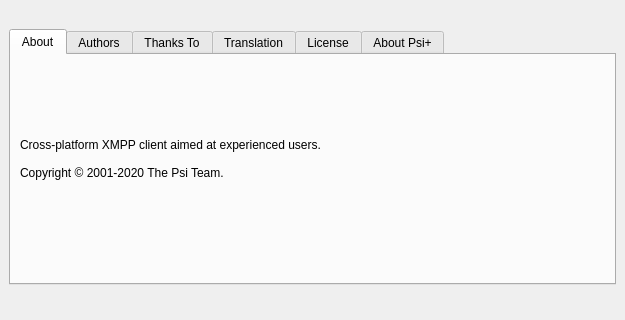
First picture: the form in src/about.ui, repository psi-im/psi, before the edit.
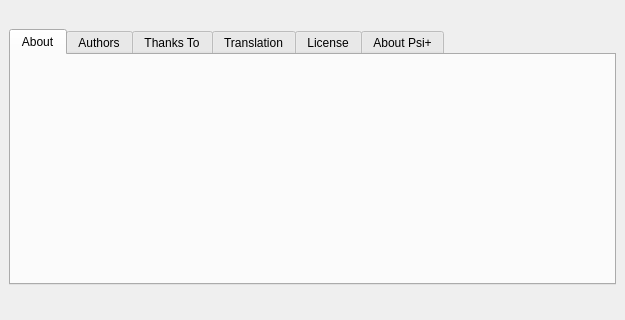
Second picture: the form after the edit. Custom widgets are drawn as their Qt base class.

Diff of the .ui file:
```diff
--- a/src/about.ui
+++ b/src/about.ui
@@ -121,7 +121,7 @@
           </sizepolicy>
          </property>
          <property name="text">
-          <string>&lt;html&gt;&lt;head/&gt;&lt;body&gt;&lt;p&gt;Cross-platform XMPP client aimed at experienced users.&lt;br/&gt;&lt;br/&gt;Copyright © 2001-2020 The Psi Team.&lt;br/&gt;&lt;/p&gt;&lt;/body&gt;&lt;/html&gt;</string>
+          <string>&lt;html&gt;&lt;head/&gt;&lt;body&gt;&lt;p&gt;&lt;br/&gt;&lt;/p&gt;&lt;/body&gt;&lt;/html&gt;</string>
          </property>
          <property name="textFormat">
           <enum>Qt::RichText</enum>
```
Left out of the diff: 27 changed lines with no effect on the pictures.
